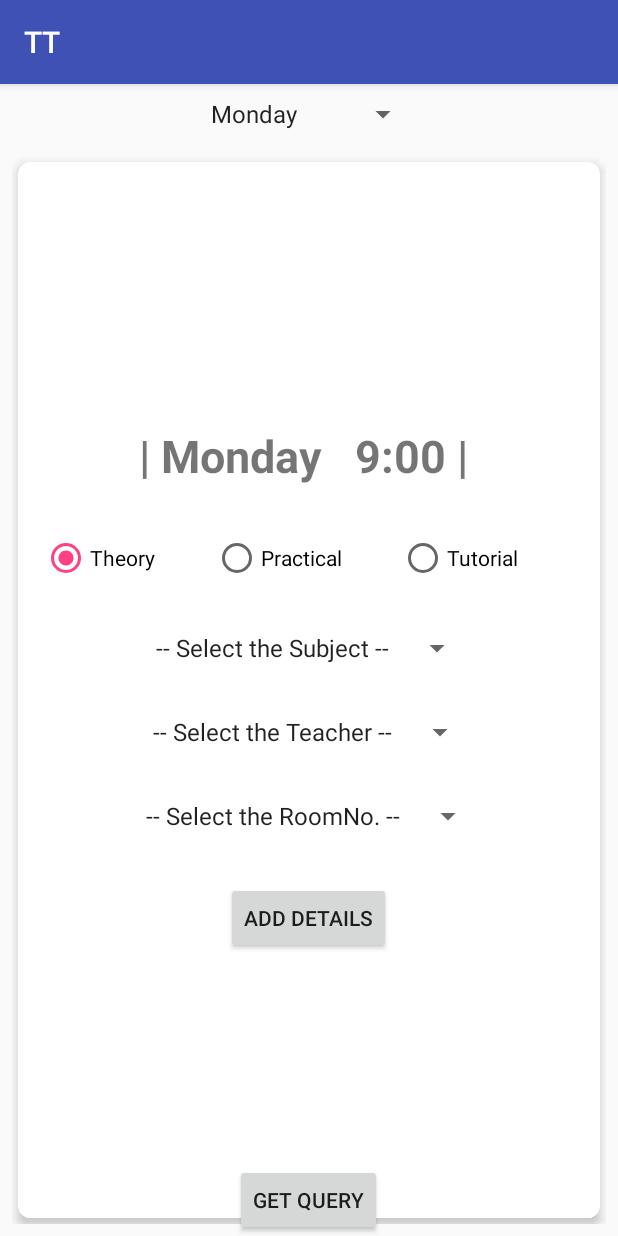
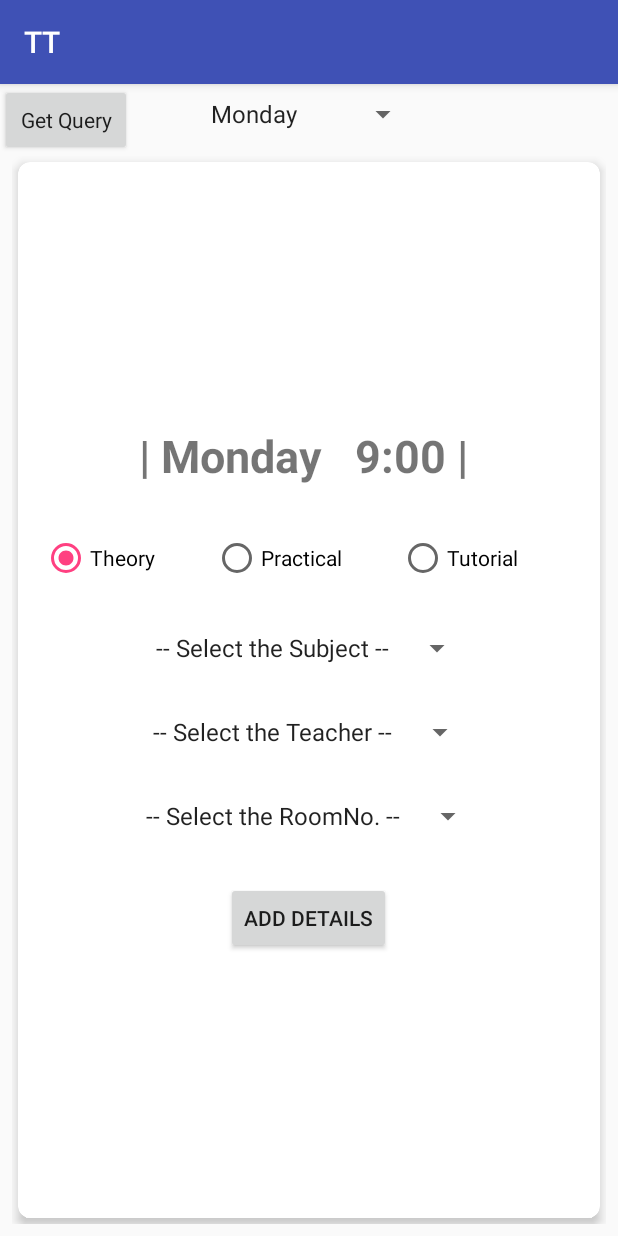
Before and after one commit to ParasRawat/Tt, an Android app: the screen it shows after launch (AddTTActivity), on a phone screen of 412 x 824 dp. Run offline under Robolectric (Android 15) with nearby library versions, the phone set to English and light mode, and no system bars.

Commit message:
QueryPage2

```diff
--- a/app/src/main/res/layout/activity_addtt.xml
+++ b/app/src/main/res/layout/activity_addtt.xml
@@ -12,6 +12,15 @@
         android:layout_height="wrap_content"
         android:layout_centerHorizontal="true"
         android:layout_margin="8dp"
+        />
+
+    <Button
+        android:layout_width="wrap_content"
+        android:layout_height="wrap_content"
+        style="@style/RtlUnderlay.Widget.AppCompat.ActionButton"
+        android:text="Get Query"
+        android:id="@+id/query"
+        android:layout_marginBottom="10dp"
         />
 
     <!--<Spinner-->
@@ -31,15 +40,6 @@
         android:layout_centerHorizontal="true"
         android:layout_margin="8dp"/>
 
-    <Button
-        android:layout_width="wrap_content"
-        android:layout_height="wrap_content"
-        android:layout_alignParentBottom="true"
-        android:layout_centerHorizontal="true"
-        android:text="Get Query"
-        android:id="@+id/query"
-
-         />
 
 
 
```
